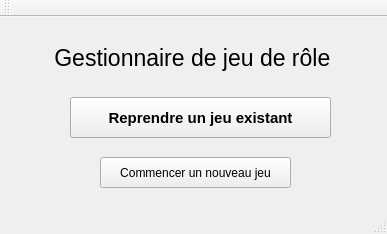
Qt form sources/mainwindow.ui (helarion/Application-JDR) before a commit.
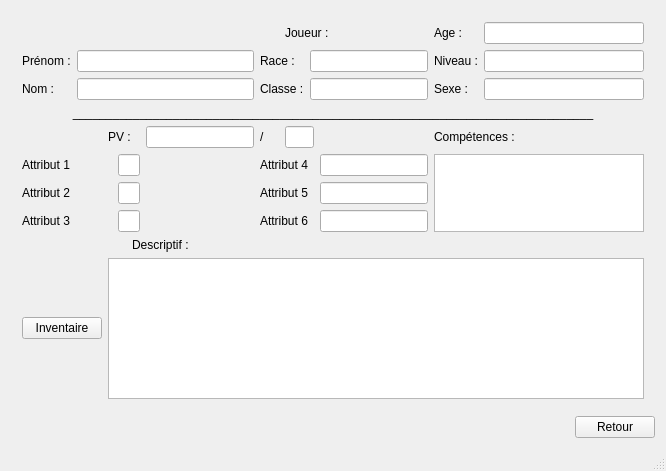
The same form after that commit. The open tabs and pages were chosen to show the change.

Commit message: MainWindow Stacked

Patch:
```diff
--- a/sources/mainwindow.ui
+++ b/sources/mainwindow.ui
@@ -6,77 +6,459 @@
    <rect>
     <x>0</x>
     <y>0</y>
-    <width>387</width>
-    <height>234</height>
+    <width>666</width>
+    <height>471</height>
    </rect>
   </property>
   <property name="windowTitle">
    <string>MainWindow</string>
   </property>
   <widget class="QWidget" name="centralWidget">
-   <widget class="QLabel" name="label">
-    <property name="geometry">
-     <rect>
-      <x>20</x>
-      <y>20</y>
-      <width>351</width>
-      <height>41</height>
-     </rect>
-    </property>
-    <property name="font">
-     <font>
-      <family>Arial</family>
-      <pointsize>17</pointsize>
-      <italic>false</italic>
-     </font>
-    </property>
-    <property name="text">
-     <string>Gestionnaire de jeu de rôle </string>
-    </property>
-    <property name="textFormat">
-     <enum>Qt::AutoText</enum>
-    </property>
-    <property name="scaledContents">
-     <bool>true</bool>
-    </property>
-    <property name="alignment">
-     <set>Qt::AlignCenter</set>
-    </property>
-   </widget>
-   <widget class="QPushButton" name="New">
-    <property name="geometry">
-     <rect>
-      <x>100</x>
-      <y>140</y>
-      <width>191</width>
-      <height>31</height>
-     </rect>
-    </property>
-    <property name="text">
-     <string>Commencer un nouveau jeu</string>
-    </property>
-   </widget>
-   <widget class="QPushButton" name="Continue">
-    <property name="geometry">
-     <rect>
-      <x>70</x>
-      <y>80</y>
-      <width>261</width>
-      <height>41</height>
-     </rect>
-    </property>
-    <property name="font">
-     <font>
-      <family>Arial</family>
-      <pointsize>11</pointsize>
-      <weight>75</weight>
-      <bold>true</bold>
-     </font>
-    </property>
-    <property name="text">
-     <string>Reprendre un jeu existant</string>
-    </property>
-   </widget>
+   <layout class="QGridLayout" name="gridLayout_12">
+    <item row="0" column="0">
+     <widget class="QStackedWidget" name="contentStack">
+      <property name="currentIndex">
+       <number>2</number>
+      </property>
+      <widget class="QWidget" name="MenuPrincipal">
+       <layout class="QGridLayout" name="gridLayout_9">
+        <item row="0" column="0">
+         <widget class="QWidget" name="Menu" native="true">
+          <layout class="QGridLayout" name="gridLayout">
+           <item row="1" column="0">
+            <layout class="QHBoxLayout" name="horizontalLayout">
+             <item>
+              <widget class="QPushButton" name="jeuButton">
+               <property name="font">
+                <font>
+                 <family>Arial</family>
+                 <pointsize>11</pointsize>
+                 <weight>75</weight>
+                 <bold>true</bold>
+                </font>
+               </property>
+               <property name="text">
+                <string>Jeux</string>
+               </property>
+              </widget>
+             </item>
+             <item>
+              <widget class="QPushButton" name="autreButton">
+               <property name="text">
+                <string>Autre</string>
+               </property>
+              </widget>
+             </item>
+            </layout>
+           </item>
+           <item row="0" column="0">
+            <widget class="QLabel" name="label">
+             <property name="font">
+              <font>
+               <family>Arial</family>
+               <pointsize>17</pointsize>
+               <italic>false</italic>
+              </font>
+             </property>
+             <property name="text">
+              <string>Gestionnaire de jeu de rôle </string>
+             </property>
+             <property name="textFormat">
+              <enum>Qt::AutoText</enum>
+             </property>
+             <property name="scaledContents">
+              <bool>true</bool>
+             </property>
+             <property name="alignment">
+              <set>Qt::AlignCenter</set>
+             </property>
+            </widget>
+           </item>
+          </layout>
+         </widget>
+        </item>
+       </layout>
+      </widget>
+      <widget class="QWidget" name="Jeux">
+       <layout class="QGridLayout" name="gridLayout_11">
+        <item row="0" column="0">
+         <widget class="QWidget" name="Jeu" native="true">
+          <layout class="QGridLayout" name="gridLayout_4">
+           <item row="2" column="1">
+            <layout class="QVBoxLayout" name="verticalLayout_2">
+             <item>
+              <widget class="QPushButton" name="selectionnerJeuButton">
+               <property name="font">
+                <font>
+                 <weight>75</weight>
+                 <bold>true</bold>
+                </font>
+               </property>
+               <property name="text">
+                <string>Selectionner</string>
+               </property>
+              </widget>
+             </item>
+             <item>
+              <widget class="QPushButton" name="modifierJeuButton">
+               <property name="text">
+                <string>Modifier</string>
+               </property>
+              </widget>
+             </item>
+             <item>
+              <widget class="QPushButton" name="nouveauJeuButton">
+               <property name="text">
+                <string>Nouveau</string>
+               </property>
+              </widget>
+             </item>
+            </layout>
+           </item>
+           <item row="2" column="0">
+            <widget class="QListWidget" name="listJeu"/>
+           </item>
+           <item row="1" column="0">
+            <widget class="QLabel" name="label_2">
+             <property name="font">
+              <font>
+               <pointsize>20</pointsize>
+              </font>
+             </property>
+             <property name="text">
+              <string>Sélectionner un jeu existant :</string>
+             </property>
+             <property name="alignment">
+              <set>Qt::AlignCenter</set>
+             </property>
+            </widget>
+           </item>
+          </layout>
+         </widget>
+        </item>
+       </layout>
+      </widget>
+      <widget class="QWidget" name="Campagnes">
+       <layout class="QGridLayout" name="gridLayout_10">
+        <item row="0" column="0">
+         <widget class="QWidget" name="Campagne" native="true">
+          <layout class="QGridLayout" name="test">
+           <item row="2" column="0">
+            <widget class="QListWidget" name="listCampagne"/>
+           </item>
+           <item row="1" column="0" colspan="2">
+            <widget class="QLabel" name="label_3">
+             <property name="font">
+              <font>
+               <pointsize>14</pointsize>
+              </font>
+             </property>
+             <property name="text">
+              <string>Campagne</string>
+             </property>
+             <property name="alignment">
+              <set>Qt::AlignCenter</set>
+             </property>
+            </widget>
+           </item>
+           <item row="2" column="1">
+            <layout class="QVBoxLayout" name="verticalLayout_4">
+             <item>
+              <widget class="QPushButton" name="selectionnerCampagneButton">
+               <property name="text">
+                <string>Selectionner</string>
+               </property>
+              </widget>
+             </item>
+             <item>
+              <widget class="QPushButton" name="modifierCampagneButton">
+               <property name="text">
+                <string>Modifier</string>
+               </property>
+              </widget>
+             </item>
+             <item>
+              <widget class="QPushButton" name="nouveauCampagneButton">
+               <property name="text">
+                <string>Nouveau</string>
+               </property>
+              </widget>
+             </item>
+            </layout>
+           </item>
+          </layout>
+         </widget>
+        </item>
+       </layout>
+      </widget>
+      <widget class="QWidget" name="Parties">
+       <layout class="QGridLayout" name="gridLayout_13">
+        <item row="0" column="1" colspan="2">
+         <widget class="QLabel" name="label_4">
+          <property name="text">
+           <string>Parties :</string>
+          </property>
+         </widget>
+        </item>
+        <item row="1" column="0">
+         <widget class="QLabel" name="label_6">
+          <property name="text">
+           <string>Liste :</string>
+          </property>
+         </widget>
+        </item>
+        <item row="1" column="2" colspan="2">
+         <widget class="QLabel" name="label_5">
+          <property name="text">
+           <string>Desscription :</string>
+          </property>
+         </widget>
+        </item>
+        <item row="2" column="0" colspan="2">
+         <widget class="QListWidget" name="listWidget_2"/>
+        </item>
+        <item row="2" column="2" colspan="2">
+         <widget class="QTextEdit" name="textEdit"/>
+        </item>
+        <item row="3" column="0">
+         <widget class="QPushButton" name="pushButton_3">
+          <property name="text">
+           <string>Ajouter</string>
+          </property>
+         </widget>
+        </item>
+        <item row="3" column="1" rowspan="2" colspan="2">
+         <widget class="QPushButton" name="pushButton">
+          <property name="text">
+           <string>Selectionner</string>
+          </property>
+         </widget>
+        </item>
+        <item row="3" column="3">
+         <widget class="QPushButton" name="pushButton_2">
+          <property name="text">
+           <string>Supprimer</string>
+          </property>
+         </widget>
+        </item>
+        <item row="4" column="0">
+         <widget class="QPushButton" name="pushButton_4">
+          <property name="text">
+           <string>Editer</string>
+          </property>
+         </widget>
+        </item>
+       </layout>
+      </widget>
+      <widget class="QWidget" name="Personnages">
+       <layout class="QGridLayout" name="gridLayout_14">
+        <item row="0" column="7" colspan="3">
+         <widget class="QLabel" name="label_7">
+          <property name="text">
+           <string>Joueur :</string>
+          </property>
+         </widget>
+        </item>
+        <item row="0" column="10">
+         <widget class="QLabel" name="label_23">
+          <property name="text">
+           <string>Age :</string>
+          </property>
+         </widget>
+        </item>
+        <item row="0" column="11">
+         <widget class="QLineEdit" name="lineEdit_15"/>
+        </item>
+        <item row="1" column="0">
+         <widget class="QLabel" name="label_9">
+          <property name="text">
+           <string>Prénom :</string>
+          </property>
+         </widget>
+        </item>
+        <item row="1" column="1" colspan="5">
+         <widget class="QLineEdit" name="lineEdit"/>
+        </item>
+        <item row="1" column="6" colspan="2">
+         <widget class="QLabel" name="label_22">
+          <property name="text">
+           <string>Race :</string>
+          </property>
+         </widget>
+        </item>
+        <item row="1" column="8" colspan="2">
+         <widget class="QLineEdit" name="lineEdit_3"/>
+        </item>
+        <item row="1" column="10">
+         <widget class="QLabel" name="label_20">
+          <property name="text">
+           <string>Niveau :</string>
+          </property>
+         </widget>
+        </item>
+        <item row="1" column="11">
+         <widget class="QLineEdit" name="lineEdit_14"/>
+        </item>
+        <item row="2" column="0">
+         <widget class="QLabel" name="label_12">
+          <property name="text">
+           <string>Nom :</string>
+          </property>
+         </widget>
+        </item>
+        <item row="2" column="1" colspan="5">
+         <widget class="QLineEdit" name="lineEdit_2"/>
+        </item>
+        <item row="2" column="6" colspan="2">
+         <widget class="QLabel" name="label_8">
+          <property name="text">
+           <string>Classe :</string>
+          </property>
+         </widget>
+        </item>
+        <item row="2" column="8" colspan="2">
+         <widget class="QLineEdit" name="lineEdit_4"/>
+        </item>
+        <item row="2" column="10">
+         <widget class="QLabel" name="label_18">
+          <property name="text">
+           <string>Sexe :</string>
+          </property>
+         </widget>
+        </item>
+        <item row="2" column="11">
+         <widget class="QLineEdit" name="lineEdit_5"/>
+        </item>
+        <item row="3" column="0" colspan="12">
+         <widget class="QLabel" name="label_24">
+          <property name="text">
+           <string>______________________________________________________________________________</string>
+          </property>
+          <property name="alignment">
+           <set>Qt::AlignCenter</set>
+          </property>
+         </widget>
+        </item>
+        <item row="4" column="2" colspan="3">
+         <widget class="QLabel" name="label_15">
+          <property name="text">
+           <string>PV :</string>
+          </property>
+         </widget>
+        </item>
+        <item row="4" column="5">
+         <widget class="QLineEdit" name="lineEdit_12"/>
+        </item>
+        <item row="4" column="6">
+         <widget class="QLabel" name="label_16">
+          <property name="text">
+           <string>/</string>
+          </property>
+         </widget>
+        </item>
+        <item row="4" column="7" colspan="2">
+         <widget class="QLineEdit" name="lineEdit_13"/>
+        </item>
+        <item row="4" column="10" colspan="2">
+         <widget class="QLabel" name="label_11">
+          <property name="text">
+           <string>Compétences :</string>
+          </property>
+         </widget>
+        </item>
+        <item row="5" column="0" colspan="3">
+         <widget class="QLabel" name="label_21">
+          <property name="text">
+           <string>Attribut 1</string>
+          </property>
+         </widget>
+        </item>
+        <item row="5" column="3" colspan="2">
+         <widget class="QLineEdit" name="lineEdit_6"/>
+        </item>
+        <item row="5" column="6" colspan="3">
+         <widget class="QLabel" name="label_25">
+          <property name="text">
+           <string>Attribut 4</string>
+          </property>
+         </widget>
+        </item>
+        <item row="5" column="9">
+         <widget class="QLineEdit" name="lineEdit_9"/>
+        </item>
+        <item row="5" column="10" rowspan="3" colspan="2">
+         <widget class="QListWidget" name="listWidget_3"/>
+        </item>
+        <item row="6" column="0" colspan="2">
+         <widget class="QLabel" name="label_10">
+          <property name="text">
+           <string>Attribut 2 </string>
+          </property>
+         </widget>
+        </item>
+        <item row="6" column="3" colspan="2">
+         <widget class="QLineEdit" name="lineEdit_7"/>
+        </item>
+        <item row="6" column="6" colspan="3">
+         <widget class="QLabel" name="label_13">
+          <property name="text">
+           <string>Attribut 5</string>
+          </property>
+         </widget>
+        </item>
+        <item row="6" column="9">
+         <widget class="QLineEdit" name="lineEdit_10"/>
+        </item>
+        <item row="7" column="0" colspan="2">
+         <widget class="QLabel" name="label_17">
+          <property name="text">
+           <string>Attribut 3</string>
+          </property>
+         </widget>
+        </item>
+        <item row="7" column="3" colspan="2">
+         <widget class="QLineEdit" name="lineEdit_8"/>
+        </item>
+        <item row="7" column="6" colspan="3">
+         <widget class="QLabel" name="label_14">
+          <property name="text">
+           <string>Attribut 6</string>
+          </property>
+         </widget>
+        </item>
+        <item row="7" column="9">
+         <widget class="QLineEdit" name="lineEdit_11"/>
+        </item>
+        <item row="8" column="4" colspan="2">
+         <widget class="QLabel" name="label_19">
+          <property name="text">
+           <string>Descriptif :</string>
+          </property>
+         </widget>
+        </item>
+        <item row="9" column="0" colspan="2">
+         <widget class="QPushButton" name="pushButton_5">
+          <property name="text">
+           <string>Inventaire</string>
+          </property>
+         </widget>
+        </item>
+        <item row="9" column="2" colspan="10">
+         <widget class="QTextEdit" name="textEdit_2"/>
+        </item>
+       </layout>
+      </widget>
+      <widget class="QWidget" name="page_5"/>
+     </widget>
+    </item>
+    <item row="1" column="0" alignment="Qt::AlignRight">
+     <widget class="QPushButton" name="retourButton">
+      <property name="text">
+       <string>Retour</string>
+      </property>
+     </widget>
+    </item>
+   </layout>
   </widget>
   <widget class="QMenuBar" name="menuBar">
    <property name="geometry">
@@ -88,14 +470,6 @@
     </rect>
    </property>
   </widget>
-  <widget class="QToolBar" name="mainToolBar">
-   <attribute name="toolBarArea">
-    <enum>TopToolBarArea</enum>
-   </attribute>
-   <attribute name="toolBarBreak">
-    <bool>false</bool>
-   </attribute>
-  </widget>
   <widget class="QStatusBar" name="statusBar"/>
  </widget>
  <layoutdefault spacing="6" margin="11"/>
```
Left out of the diff: 2 changed lines with no effect on the pictures. The commit also changes 72 other files.
